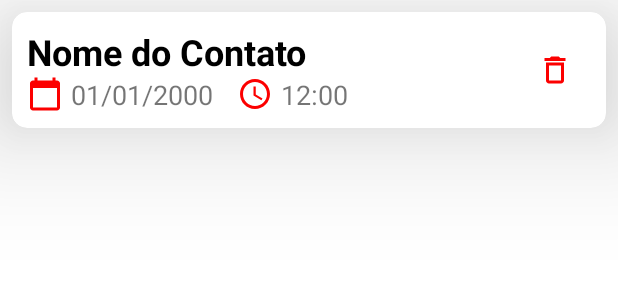
After one commit to SirLeow/ToDoApp, an Android app: the layout task_item.xml on its own in the app's theme, with its tools: preview values and no code run, on a phone screen of 412 x 824 dp. The commit adds this screen. Shown: the top 300 px of the screen. Run offline under Robolectric (Android 15) with nearby library versions, the phone set to English and light mode, and no system bars.

Commit message:
Development of the recycler view's item layout

```diff
--- /dev/null
+++ b/app/src/main/res/drawable/ic_delete.xml
@@ -0,0 +1,5 @@
+<vector android:height="24dp" android:tint="#FC0000"
+    android:viewportHeight="24" android:viewportWidth="24"
+    android:width="24dp" xmlns:android="http://schemas.android.com/apk/res/android">
+    <path android:fillColor="@android:color/white" android:pathData="M6,19c0,1.1 0.9,2 2,2h8c1.1,0 2,-0.9 2,-2L18,7L6,7v12zM8,9h8v10L8,19L8,9zM15.5,4l-1,-1h-5l-1,1L5,4v2h14L19,4z"/>
+</vector>
--- /dev/null
+++ b/app/src/main/res/layout/task_item.xml
@@ -0,0 +1,63 @@
+<?xml version="1.0" encoding="utf-8"?>
+<androidx.cardview.widget.CardView xmlns:android="http://schemas.android.com/apk/res/android"
+    android:id="@+id/item"
+    android:layout_width="match_parent"
+    android:layout_height="wrap_content"
+    xmlns:app="http://schemas.android.com/apk/res-auto"
+    xmlns:tools="http://schemas.android.com/tools"
+    app:cardElevation="50dp"
+    android:layout_margin="8dp"
+    app:cardCornerRadius="10dp">
+
+    <androidx.constraintlayout.widget.ConstraintLayout
+        android:layout_width="match_parent"
+        android:layout_height="wrap_content"
+        android:padding="10dp">
+
+        <TextView
+            android:id="@+id/tv_task"
+            android:layout_width="0dp"
+            android:layout_height="wrap_content"
+            android:textColor="@color/black"
+            android:textSize="24sp"
+            android:textStyle="bold"
+            tools:text="Nome do Contato"
+            app:layout_constraintStart_toStartOf="parent"
+            app:layout_constraintTop_toTopOf="parent"/>
+
+        <TextView
+            android:id="@+id/tv_data"
+            android:layout_width="0dp"
+            android:layout_height="wrap_content"
+            android:textSize="18sp"
+            app:layout_constraintTop_toBottomOf="@+id/tv_task"
+            tools:text="01/01/2000"
+            app:layout_constraintStart_toStartOf="parent"
+            app:drawableLeftCompat="@drawable/ic_calendar"
+            android:drawablePadding="5dp"/>
+
+        <TextView
+            android:id="@+id/tv_hora"
+            android:layout_width="0dp"
+            android:layout_height="wrap_content"
+            android:textSize="18sp"
+            app:layout_constraintTop_toBottomOf="@+id/tv_task"
+            tools:text="12:00"
+            android:layout_marginStart="16dp"
+            app:layout_constraintStart_toEndOf="@+id/tv_data"
+            app:drawableLeftCompat="@drawable/ic_time"
+            android:drawablePadding="5dp" />
+
+        <androidx.appcompat.widget.AppCompatImageButton
+            android:id="@+id/ib_delete"
+            android:layout_width="wrap_content"
+            android:layout_height="wrap_content"
+            app:srcCompat="@drawable/ic_delete"
+            android:backgroundTint="@color/white"
+            app:layout_constraintEnd_toEndOf="parent"
+            app:layout_constraintTop_toTopOf="parent"
+            app:layout_constraintBottom_toBottomOf="parent"
+            />
+
+    </androidx.constraintlayout.widget.ConstraintLayout>
+</androidx.cardview.widget.CardView>
--- a/app/src/main/res/values/strings.xml
+++ b/app/src/main/res/values/strings.xml
@@ -1,4 +1,8 @@
 <resources>
     <string name="app_name">ToDoApp</string>
     <string name="adicionar_tarefa">Adicionar tarefa</string>
+    <string name="descricao">Descrição</string>
+    <string name="data">Data</string>
+    <string name="hora">Hora</string>
+    <string name="salvar">Salvar</string>
 </resources>
```
